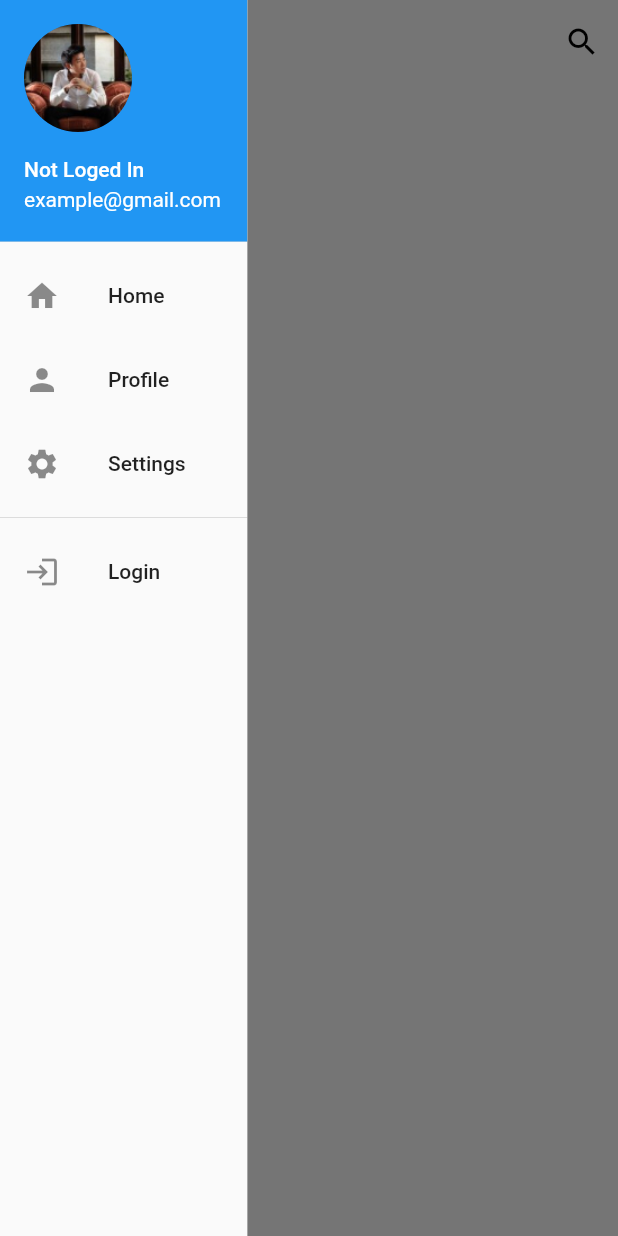
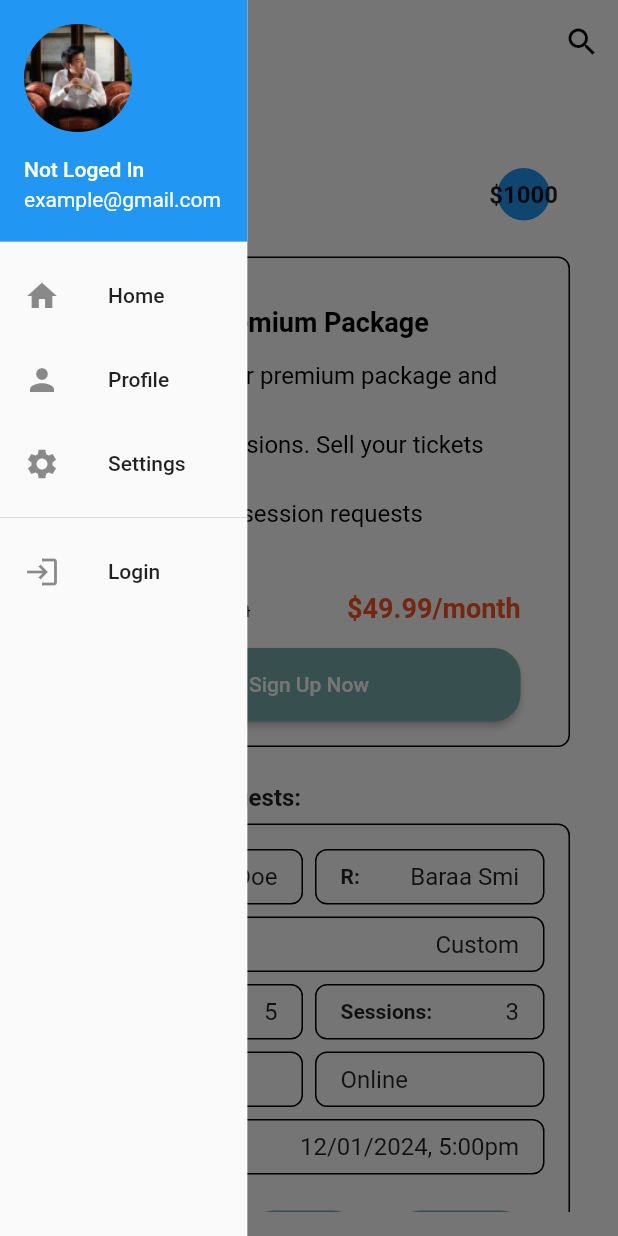
Before and after one commit to Guenaguen40/chalktrend, a Flutter app: the HomeMobile screen opened directly, with the side drawer open, on a phone screen of 412 x 824 dp. Run offline on Flutter 3.47's test engine with Material 2 defaults, Android fonts, the phone set to English and light mode, and no system bars; our stand-ins replace file_picker, image_picker, responsive_builder, rive; accounts and stored records are empty.

Commit message:
home page

```diff
--- /dev/null
+++ b/front_end/lib/Components/SessionRequest.dart
@@ -0,0 +1,120 @@
+import 'package:flutter/material.dart';
+import 'package:front_end/Components/custom_button.dart';
+import 'package:front_end/Components/customcard.dart';
+
+class NewSessionRequest extends StatelessWidget {
+  final String senderName;
+  final String receiverName;
+  final String sessionType;
+  final int numberOfAttendants;
+  final String topic;
+  final String wayOfAttendance;
+  final int numberOfSessions;
+  final String startingTime;
+
+  const NewSessionRequest({
+    required this.senderName,
+    required this.receiverName,
+    required this.sessionType,
+    required this.numberOfAttendants,
+    required this.topic,
+    required this.wayOfAttendance,
+    required this.numberOfSessions,
+    required this.startingTime,
+  });
+
+  @override
+  Widget build(BuildContext context) {
+    return CustomCard(
+      child: Column(
+        crossAxisAlignment: CrossAxisAlignment.start,
+        children: [
+          _buildRow("S", senderName, "R", receiverName),
+          _buildTextField("Type", sessionType),
+          _buildRow("Attendants", numberOfAttendants.toString(), "Sessions", numberOfSessions.toString()),
+          Row(
+            children: [
+              Expanded(
+                child: _buildTextField("", topic),
+              ),
+              SizedBox(width: 8),
+              Expanded(
+                child: _buildTextField("", wayOfAttendance),
+              ),
+            ],
+          ),
+          _buildTextField("Time", startingTime),
+          SizedBox(height: 16),
+          Row(
+            mainAxisAlignment: MainAxisAlignment.spaceAround,
+            children: [
+              CustomButton(
+                text: "Confirm",
+                onPressed: () {
+                  // Handle confirmation
+                },
+              ),
+              CustomButton(
+                text: "Cancel",
+                onPressed: () {
+                  // Handle cancellation
+                },
+              ),
+              CustomButton(
+                text: "Message",
+                onPressed: () {
+                  // Handle messaging
+                },
+              ),
+            ],
+          ),
+        ],
+      ),
+    );
+  }
+
+  Widget _buildTextField(String label, String value) {
+    return Container(
+      padding: EdgeInsets.symmetric(vertical: 8, horizontal: 16),
+      margin: EdgeInsets.only(bottom: 8),
+      decoration: BoxDecoration(
+        border: Border.all(color: Colors.black, width: 1.0),
+        borderRadius: BorderRadius.circular(8),
+        color: Colors.white,
+      ),
+      child: Row(
+        mainAxisAlignment: MainAxisAlignment.spaceBetween,
+        children: [
+          if (label.isNotEmpty)
+            Text(
+              "$label:",
+              style: TextStyle(
+                fontSize: 14,
+                fontWeight: FontWeight.bold,
+              ),
+            ),
+          Text(
+            value,
+            style: TextStyle(
+              fontSize: 16,
+            ),
+          ),
+        ],
+      ),
+    );
+  }
+
+  Widget _buildRow(String label1, String value1, String label2, String value2) {
+    return Row(
+      children: [
+        Expanded(
+          child: _buildTextField(label1, value1),
+        ),
+        SizedBox(width: 8),
+        Expanded(
+          child: _buildTextField(label2, value2),
+        ),
+      ],
+    );
+  }
+}
--- a/front_end/lib/Components/custom_button.dart
+++ b/front_end/lib/Components/custom_button.dart
@@ -8,18 +8,19 @@ class CustomButton extends StatelessWidget {
 
   @override
   Widget build(BuildContext context) {
-    return Container(
-      height: 49.0, // Set the height to 60
-      width: 445,
-      child: ElevatedButton(
-        onPressed: onPressed,
-        style: ElevatedButton.styleFrom(
-          primary: Color(0xFF78ADAD), // Set the background color
-          shape: RoundedRectangleBorder(
-            borderRadius: BorderRadius.circular(18), // Adjust the border radius as needed
-          ),
+    return ElevatedButton(
+      onPressed: onPressed,
+      style: ElevatedButton.styleFrom(
+        primary: Color(0xFF78ADAD),
+        shape: RoundedRectangleBorder(
+          borderRadius: BorderRadius.circular(18),
         ),
-        child: Text(text),
+      ),
+      child: Container(
+        height: 49.0,
+        child: Center(
+          child: Text(text),
+        ),
       ),
     );
   }
--- /dev/null
+++ b/front_end/lib/Components/customcard.dart
@@ -0,0 +1,24 @@
+import 'package:flutter/material.dart';
+
+class CustomCard extends StatelessWidget {
+  final Widget child;
+
+  CustomCard({required this.child});
+
+  @override
+  Widget build(BuildContext context) {
+    return Container(
+      margin: EdgeInsets.symmetric(vertical: 8),
+      padding: EdgeInsets.all(16),
+      decoration: BoxDecoration(
+        borderRadius: BorderRadius.circular(8),
+        border: Border.all(
+          color: Colors.black,
+          width: 1.0,
+        ),
+        color: Colors.white, // White background
+      ),
+      child: child,
+    );
+  }
+}
--- /dev/null
+++ b/front_end/lib/Components/tutorcard01.dart
@@ -0,0 +1,32 @@
+import 'package:flutter/material.dart';
+
+// Custom Sessions Card for Tutor
+class CustomTutorSessionsCard extends StatelessWidget {
+  final String title;
+  final List<String> sessions;
+
+  const CustomTutorSessionsCard({required this.title, required this.sessions});
+
+  @override
+  Widget build(BuildContext context) {
+    // Customize the design of the tutor's sessions card
+    return Column(
+      crossAxisAlignment: CrossAxisAlignment.start,
+      children: [
+        Text(
+          "$title:",
+          style: TextStyle(
+            fontSize: 16,
+            fontWeight: FontWeight.bold,
+          ),
+        ),
+        // Display the list of sessions
+        for (var session in sessions)
+          Padding(
+            padding: EdgeInsets.symmetric(vertical: 8.0),
+            child: Text(session),
+          ),
+      ],
+    );
+  }
+}
--- a/front_end/lib/Screens/Home/Home/Home_mobile.dart
+++ b/front_end/lib/Screens/Home/Home/Home_mobile.dart
@@ -8,6 +8,10 @@ import 'package:front_end/Components/cardpromo.dart';
 import 'package:front_end/Components/drawer.dart';
 import 'package:front_end/Components/TutorCard.dart';
 import 'package:front_end/Core/State/user_provider.dart';
+import 'package:front_end/Components/SessionRequest.dart';
+import 'package:front_end/Components/balance.dart';
+import 'package:front_end/Components/subjectcard.dart';
+import 'package:front_end/Components/tutorcard01.dart';
 
 class HomeMobile extends StatefulWidget {
   const HomeMobile({
@@ -19,6 +23,19 @@ class HomeMobile extends StatefulWidget {
 }
 
 class _HomeMobileState extends State<HomeMobile> {
+  final List<NewSessionRequest> newSessionRequests = [
+    NewSessionRequest(
+      senderName: "John Doe",
+      receiverName: "Baraa Smi",
+      sessionType: "Custom",
+      numberOfAttendants: 5,
+      topic: "Mathematics",
+      wayOfAttendance: "Online",
+      numberOfSessions: 3,
+      startingTime: "12/01/2024, 5:00pm",
+    ),
+  ];
+
   void _openSidebar() {
     Scaffold.of(context).openDrawer();
   }
@@ -29,7 +46,9 @@ class _HomeMobileState extends State<HomeMobile> {
 
   @override
   Widget build(BuildContext context) {
-    final loggedInUser = Provider.of<UserProvider>(context).loggedInUser;
+    // Simulate different user types for testing
+    final bool isStudent = false; // Change to false for testing tutor view
+    final bool isTutor = !isStudent;
 
     return Scaffold(
       appBar: AppBar(
@@ -70,22 +89,104 @@ class _HomeMobileState extends State<HomeMobile> {
               crossAxisAlignment: CrossAxisAlignment.start,
               children: [
                 SizedBox(height: 16),
-                Text(
-                  "Hello ${loggedInUser?.email ?? 'Guest'},",
-                  style: TextStyle(
-                    fontSize: 18,
-                    fontWeight: FontWeight.bold,
+                if (isStudent)
+                  // Hello Test User for Student
+                  Text(
+                    "Hello Test Student,", // For testing purposes
+                    style: TextStyle(
+                      fontSize: 18,
+                      fontWeight: FontWeight.bold,
+                    ),
                   ),
+                if (isTutor)
+                  // Hello Test User for Tutor
+                  Row(
+                    mainAxisAlignment: MainAxisAlignment.spaceBetween,
+                    children: [
+                      Text(
+                        "Hello Test Tutor,", // For testing purposes
+                        style: TextStyle(
+                          fontSize: 18,
+                          fontWeight: FontWeight.bold,
+                        ),
+                      ),
+                      // Tutor's Balance with circular background
+                      Container(
+                        padding: EdgeInsets.all(8),
+                        decoration: BoxDecoration(
+                          shape: BoxShape.circle,
+                          color: Colors.blue, // Adjust the color as needed
+                        ),
+                        child: Text(
+                          "\$1000", // Replace with actual balance
+                          style: TextStyle(
+                            fontSize: 16,
+                            fontWeight: FontWeight.bold,
+                          ),
+                        ),
+                      ),
+                    ],
+                  ),
+                SizedBox(height: 16),
+
+                // Promo Card for Tutor
+                if (isTutor) CustomPromoCard(),
+
+                SizedBox(height: 16),
+
+                // New Sessions for Tutor
+                if (isTutor)
+                  Text(
+                    "New Session Requests:",
+                    style: TextStyle(
+                      fontSize: 16,
+                      fontWeight: FontWeight.bold,
+                    ),
+                  ),
+                Column(
+                  children: newSessionRequests
+                      .map((request) => NewSessionRequest(
+                            senderName: request.senderName,
+                            receiverName: request.receiverName,
+                            sessionType: request.sessionType,
+                            numberOfAttendants: request.numberOfAttendants,
+                            topic: request.topic,
+                            wayOfAttendance: request.wayOfAttendance,
+                            numberOfSessions: request.numberOfSessions,
+                            startingTime: request.startingTime,
+                          ))
+                      .toList(),
                 ),
-                if (loggedInUser?.userType == 'Student')
 
-                if (loggedInUser?.userType == 'Tutor')
-                CustomPromoCard(),
-                  // Display tutor-specific content (e.g., balance, sessions)
-                  // Adjust accordingly based on your design
-                SizedBox(height: 24),
-                // Horizontal views for different subjects
-                // ... (rest of the code)
+                SizedBox(height: 16),
+
+                // Ongoing Sessions for Tutor
+                if (isTutor)
+                  CustomTutorSessionsCard(
+                    title: "Ongoing Sessions",
+                    sessions: [
+                      "Ongoing Session 1",
+                      "Ongoing Session 2",
+                      // Add more ongoing sessions as needed
+                    ],
+                  ),
+
+                SizedBox(height: 16),
+
+                // Horizontal ScrollView for subjects
+                if (isTutor)
+                  SingleChildScrollView(
+                    scrollDirection: Axis.horizontal,
+                    child: Row(
+                      children: [
+                        // Add your subject cards here
+                        SubjectCard(title: "Math"),
+                        SubjectCard(title: "English"),
+                        SubjectCard(title: "Science"),
+                        // Add more subjects as needed
+                      ],
+                    ),
+                  ),
               ],
             ),
           ),
```
Also changed, not shown: front_end/lib/Components/balance.dart (added, +26 -0 lines), front_end/lib/Components/cardpromo.dart (+10 -43 lines), front_end/lib/Components/custom2.dart (deleted, +0 -48 lines), front_end/lib/Components/subjectcard.dart (added, +28 -0 lines), front_end/lib/Core/State/user_model.dart (line endings or trailing spaces).
